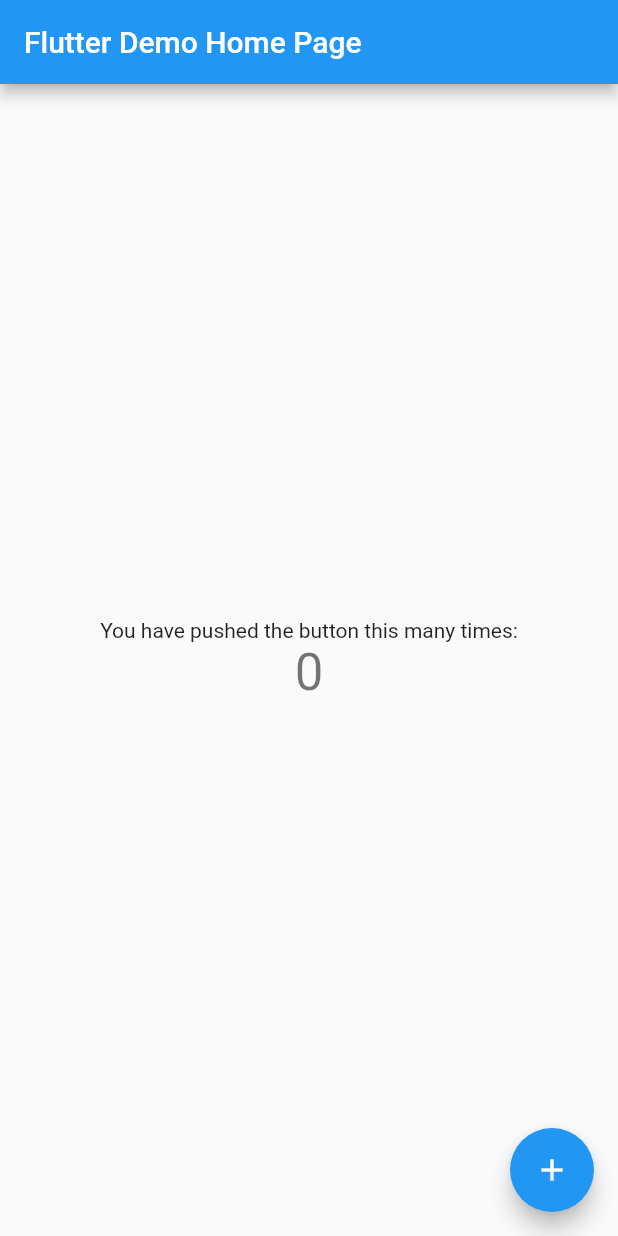
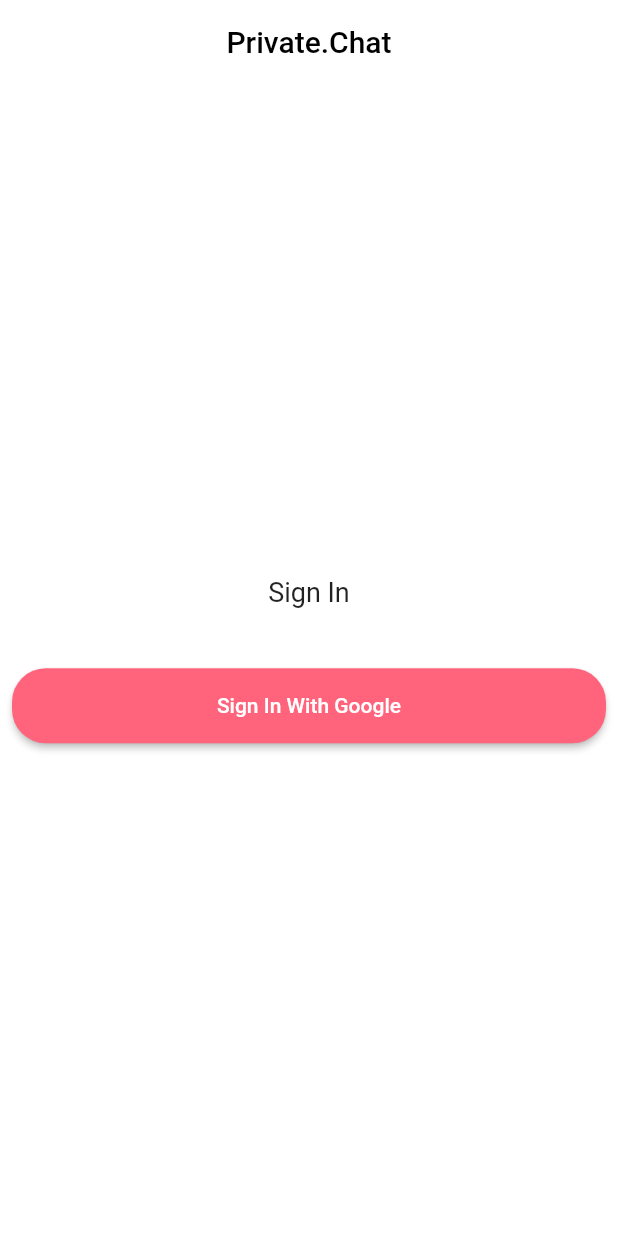
Before and after one commit to Abdulazeez-ojulari/private-chat, a Flutter app: the screen it shows after launch, on a phone screen of 412 x 824 dp. Run offline on Flutter 3.47's test engine with Material 2 defaults, Android fonts, the phone set to English and light mode, and no system bars; our stand-ins replace firebase_auth, firebase_core, google_sign_in; accounts and stored records are empty.

Commit message:
Implemented Google Sign In

```diff
--- a/lib/main.dart
+++ b/lib/main.dart
@@ -1,6 +1,15 @@
+import 'package:firebase_core/firebase_core.dart';
 import 'package:flutter/material.dart';
+import 'package:privatechat/screens/landing_page.dart';
+import 'package:privatechat/services.dart/auth.dart';
+import 'package:provider/provider.dart';
+import 'firebase_options.dart';
 
-void main() {
+void main() async {
+  WidgetsFlutterBinding.ensureInitialized();
+  await Firebase.initializeApp(
+    options: DefaultFirebaseOptions.currentPlatform,
+  );
   runApp(const MyApp());
 }
 
@@ -10,8 +19,10 @@ class MyApp extends StatelessWidget {
   // This widget is the root of your application.
   @override
   Widget build(BuildContext context) {
-    return MaterialApp(
-      title: 'Flutter Demo',
+    return Provider<AuthBase>(
+      create: (_) => Auth(),
+      child: MaterialApp(
+        title: 'Private.Chat',
         theme: ThemeData(
           // This is the theme of your application.
           //
@@ -24,7 +35,8 @@ class MyApp extends StatelessWidget {
           // is not restarted.
           primarySwatch: Colors.blue,
         ),
-      home: const MyHomePage(title: 'Flutter Demo Home Page'),
+        home: const LandingPage(),
+      ),
     );
   }
 }
--- /dev/null
+++ b/lib/screens/landing_page.dart
@@ -0,0 +1,37 @@
+import 'package:firebase_auth/firebase_auth.dart';
+import 'package:flutter/material.dart';
+import 'package:privatechat/screens/home_page.dart';
+import 'package:privatechat/screens/sign_in_page.dart';
+import 'package:privatechat/services.dart/auth.dart';
+import 'package:provider/provider.dart';
+
+class LandingPage extends StatelessWidget {
+  const LandingPage({Key? key}) : super(key: key);
+
+  @override
+  Widget build(BuildContext context) {
+    final auth = Provider.of<AuthBase>(context, listen: false);
+    return StreamBuilder<User?>(
+      stream: auth.authStateChanges(),
+      builder: (context, snapshot){
+        if (snapshot.connectionState == ConnectionState.active) {
+          final user = snapshot.data;
+
+      if (user == null) {
+      return SignInPage.create(context);
+    }
+    //TODO : Kiran attach the chatpage here
+    return const HomePage(
+
+    );
+  }
+  return const Scaffold(
+    backgroundColor: Colors.white,
+    body: Center(
+      child: CircularProgressIndicator(),
+    ),
+  );
+     }
+      );
+   }
+  }
--- /dev/null
+++ b/lib/screens/sign_in_page.dart
@@ -0,0 +1,82 @@
+import 'package:flutter/material.dart';
+import 'package:privatechat/controllers/signinpage_controller.dart';
+import 'package:privatechat/services.dart/auth.dart';
+import 'package:provider/provider.dart';
+
+class SignInPage extends StatelessWidget {
+  const SignInPage(
+      {Key? key, required this.controller, required this.isLoading})
+      : super(key: key);
+  final SignInController controller;
+  final bool isLoading;
+
+  static Widget create(BuildContext context) {
+    final auth = Provider.of<AuthBase>(context);
+    return ChangeNotifierProvider<SignInController>(
+      create: (_) => SignInController(
+        auth: auth,
+      ),
+      child: Consumer<SignInController>(
+          builder: (_, controller, __) => SignInPage(
+                controller: controller,
+                isLoading: controller.isLoading,
+              )),
+    );
+  }
+
+  @override
+  Widget build(BuildContext context) {
+    return Scaffold(
+      backgroundColor: const Color(0xffffffff),
+      appBar: AppBar(
+        title: const Text(
+          'Private.Chat',
+          style: TextStyle(color: Colors.black),
+        ),
+        centerTitle: true,
+        elevation: 0,
+        backgroundColor: Colors.white,
+      ),
+      body: SafeArea(
+        child: Padding(
+          padding: const EdgeInsets.symmetric(horizontal: 8.0),
+          child: Column(
+            mainAxisAlignment: MainAxisAlignment.center,
+            crossAxisAlignment: CrossAxisAlignment.stretch,
+            children: [
+              isLoading
+                  ? const Center(
+                      child: CircularProgressIndicator(),
+                    )
+                  : const Center(
+                      child: Text(
+                        'Sign In',
+                        style: TextStyle(
+                          fontSize: 18,
+                        ),
+                      ),
+                    ),
+              const SizedBox(
+                height: 40,
+              ),
+              SizedBox(
+                height: 50,
+                child: ElevatedButton(
+                  style: ElevatedButton.styleFrom(
+                      primary: const Color(0xffff647c),
+                      shape: const RoundedRectangleBorder(
+                        borderRadius: BorderRadius.all(Radius.circular(22.5)),
+                      )),
+                  onPressed: () {
+                    controller.signInWithGoogle();
+                  },
+                  child: const Text('Sign In With Google'),
+                ),
+              ),
+            ],
+          ),
+        ),
+      ),
+    );
+  }
+}
--- /dev/null
+++ b/lib/services.dart/auth.dart
@@ -0,0 +1,56 @@
+import 'package:firebase_auth/firebase_auth.dart';
+import 'package:google_sign_in/google_sign_in.dart';
+
+abstract class AuthBase{
+  Future<User?> signInWithGoogle();
+  Stream<User?> authStateChanges();
+  Future<void> signOut();
+  User? get currentUser;
+}
+
+class Auth implements AuthBase{
+
+  final _firebaseAuth = FirebaseAuth.instance;
+
+  @override
+  User? get currentUser => _firebaseAuth.currentUser;
+
+   @override
+  Future<void> signOut() async {
+    await _firebaseAuth.signOut();
+    final googleSignIn = GoogleSignIn();
+    await googleSignIn.signOut();
+
+  }
+
+
+  @override
+  Future<User?> signInWithGoogle() async{
+     final googleSignIn = GoogleSignIn();
+    final googleUser = await googleSignIn.signIn();
+    if (googleUser != null) {
+      final googleAuth = await googleUser.authentication;
+      if (googleAuth.idToken != null) {
+        final userCredential = await _firebaseAuth
+            .signInWithCredential(GoogleAuthProvider.credential(
+          idToken: googleAuth.idToken,
+          accessToken: googleAuth.accessToken,
+        ));
+        return userCredential.user;
+      } else {
+        throw FirebaseAuthException(
+            code: 'ERROR_MISSING_GOOGLE_IDTOKEN',
+            message: 'Missing Google IDtoken');
+      }
+    } else {
+      throw FirebaseAuthException(
+          code: 'ERROR_ABORTED_BY_USER', message: 'Sign In aborted by user');
+    }
+
+
+  }
+
+  @override
+  Stream<User?> authStateChanges() => _firebaseAuth.authStateChanges();
+
+}
```
Also changed, not shown: lib/controllers/signinpage_controller.dart (added, +32 -0 lines), lib/screens/home_page.dart (added, +36 -0 lines), pubspec.yaml (+6 -17 lines), lib/firebase_options.dart (added), pubspec.lock, 1 other file. Lines whose indentation alone changed are shown as unchanged.
